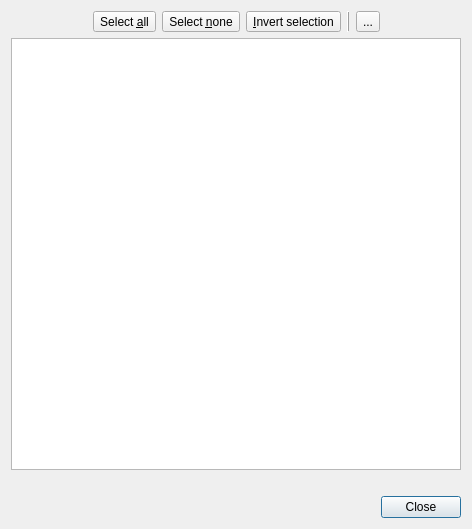
Old version of the form lib/ui/download_databases_dialog.ui in the repository metgem/metgem.
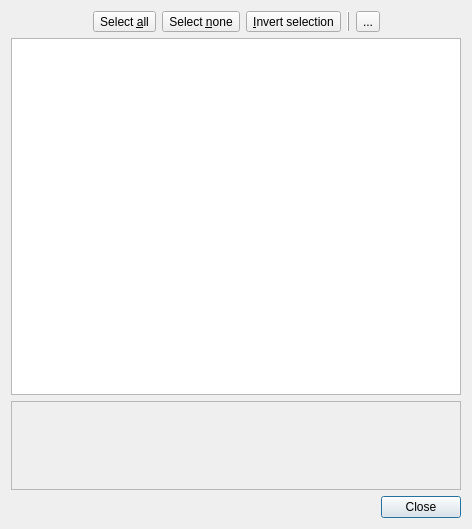
New version of the form. Icons and pictures are not drawn. Custom widgets are drawn as their Qt base class.

Diff of the .ui file:
```diff
--- a/lib/ui/download_databases_dialog.ui
+++ b/lib/ui/download_databases_dialog.ui
@@ -118,6 +118,12 @@
    </item>
    <item>
     <widget class="LoadingTreeWidget" name="treeDatabases">
+     <property name="sizePolicy">
+      <sizepolicy hsizetype="Expanding" vsizetype="Expanding">
+       <horstretch>0</horstretch>
+       <verstretch>4</verstretch>
+      </sizepolicy>
+     </property>
      <property name="editTriggers">
       <set>QAbstractItemView::NoEditTriggers</set>
      </property>
@@ -138,7 +144,34 @@
     </widget>
    </item>
    <item>
+    <widget class="QScrollArea" name="scrollArea">
+     <property name="sizePolicy">
+      <sizepolicy hsizetype="Expanding" vsizetype="Expanding">
+       <horstretch>0</horstretch>
+       <verstretch>1</verstretch>
+      </sizepolicy>
+     </property>
+     <property name="widgetResizable">
+      <bool>true</bool>
+     </property>
+     <widget class="QWidget" name="scrollAreaWidgetContents">
+      <property name="geometry">
+       <rect>
+        <x>0</x>
+        <y>0</y>
+        <width>456</width>
+        <height>83</height>
+       </rect>
+      </property>
+      <layout class="QVBoxLayout" name="verticalLayout_2">
+       <item>
     <widget class="QLabel" name="labelDesc">
+         <property name="sizePolicy">
+          <sizepolicy hsizetype="Preferred" vsizetype="Preferred">
+           <horstretch>0</horstretch>
+           <verstretch>0</verstretch>
+          </sizepolicy>
+         </property>
      <property name="text">
       <string/>
      </property>
@@ -151,6 +184,10 @@
      <property name="openExternalLinks">
       <bool>true</bool>
      </property>
+        </widget>
+       </item>
+      </layout>
+     </widget>
     </widget>
    </item>
    <item>
```
Lines whose indentation alone changed are shown as unchanged.
